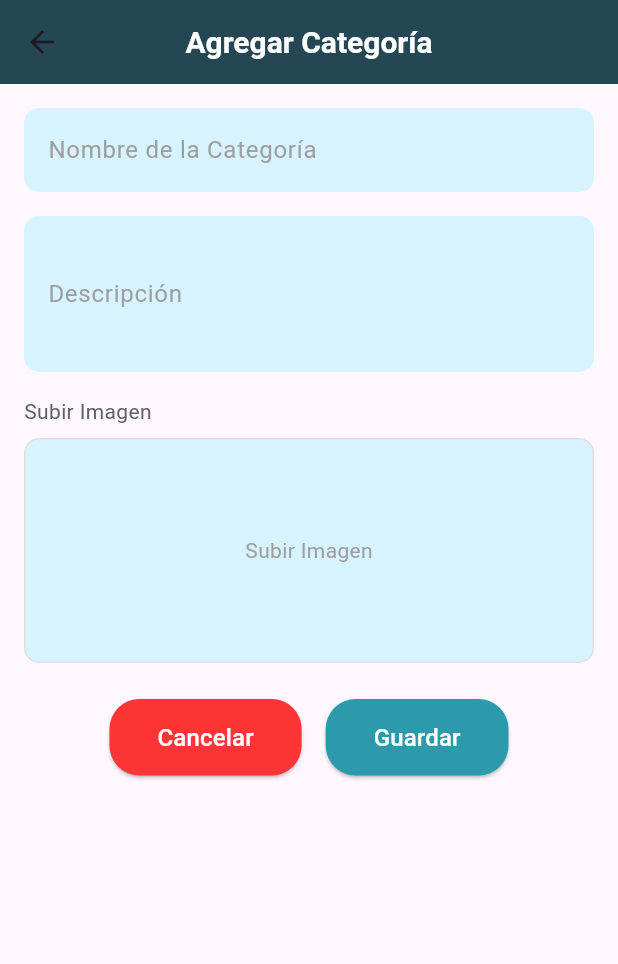
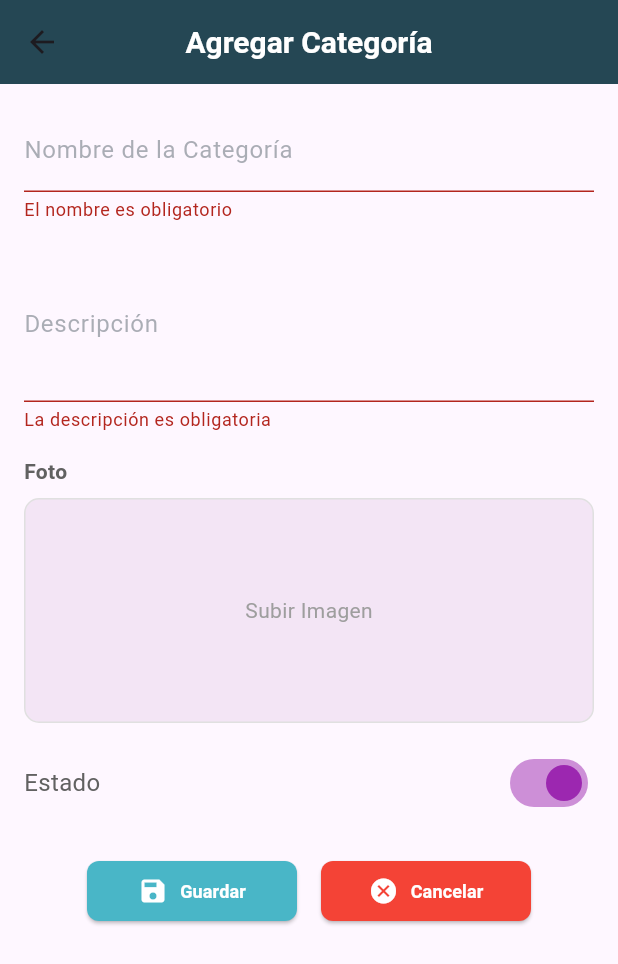
Before and after one commit to NoemiQuintanilla/proyecto_hospital, a Flutter app: the AgregarCategoria screen opened by its route, after a tap on "Guardar", on a phone screen of 412 x 824 dp. Shown: the top 964 px of the screen. Run offline on Flutter 3.47's test engine with Material 3 defaults, Android fonts, the phone set to English and light mode, and no system bars.

Commit message:
realice la vista de la categoria y el formulario para agregar la categoria

```diff
--- a/lib/agregarCategoria.dart
+++ b/lib/agregarCategoria.dart
@@ -1,7 +1,45 @@
 import 'package:flutter/material.dart';
 
 class AgregarCategoria extends StatelessWidget {
-  const AgregarCategoria({super.key});
+  AgregarCategoria({super.key});
+
+  final GlobalKey<FormState> _formKey = GlobalKey<FormState>();
+
+  InputDecoration estilosCampoTexto(String labelText) {
+    return InputDecoration(
+      labelText: labelText,
+      labelStyle: TextStyle(color: Color.fromRGBO(87, 99, 108, 0.5)),
+      enabledBorder: OutlineInputBorder(
+        borderSide: BorderSide(
+          color: Color.fromRGBO(224, 227, 231, 1),
+          width: 2,
+        ),
+      ),
+      focusedBorder: OutlineInputBorder(
+        borderSide: BorderSide(
+          color: Color.fromRGBO(224, 227, 231, 1),
+          width: 2,
+        ),
+      ),
+      floatingLabelStyle: TextStyle(color: Color.fromRGBO(87, 99, 108, 1)),
+    );
+  }
+
+  TextStyle estiloTextoFoto() {
+    return const TextStyle(
+      fontSize: 14,
+      color: Color(0xFF616161),
+      fontWeight: FontWeight.bold, // Opcional: darle más peso al texto
+    );
+  }
+
+  BoxDecoration estiloContenedorFoto() {
+    return BoxDecoration(
+      color: const Color(0xFFF3E5F5),
+      borderRadius: BorderRadius.circular(10),
+      border: Border.all(color: Colors.grey.shade300),
+    );
+  }
 
   @override
   Widget build(BuildContext context) {
@@ -10,63 +48,50 @@ class AgregarCategoria extends StatelessWidget {
         title: const Text("Agregar Categoría"),
         centerTitle: true,
         titleTextStyle: const TextStyle(
-          color: Colors.white, // Color del texto
-          fontSize: 20, // Tamaño de la fuente
-          fontWeight: FontWeight.bold, // Grosor de la fuente
-          fontFamily: 'Roboto', // Familia de la fuente
+          color: Colors.white,
+          fontSize: 20,
+          fontWeight: FontWeight.bold,
+          fontFamily: 'Roboto',
         ),
         backgroundColor: const Color(0xFF254754),
       ),
       body: SingleChildScrollView(
         padding: const EdgeInsets.all(16.0),
+        child: Form(
+          key: _formKey,
           child: Column(
             crossAxisAlignment: CrossAxisAlignment.start,
             children: [
-            const TextField(
-              decoration: InputDecoration(
-                labelText: "Nombre de la Categoría",
-                labelStyle: TextStyle(color: Color(0xFF9E9E9E)),
-                filled: true,
-                fillColor: Color.fromARGB(
-                    255, 215, 243, 255), // Fondo similar al estilo
-                border: OutlineInputBorder(
-                  borderSide: BorderSide.none,
-                  borderRadius: BorderRadius.all(Radius.circular(10)),
-                ),
-              ),
+              TextFormField(
+                decoration: estilosCampoTexto('Nombre de la Categoría'),
+                validator: (value) {
+                  if (value == null || value.isEmpty) {
+                    return 'El nombre es obligatorio';
+                  }
+                  return null;
+                },
               ),
               const SizedBox(height: 16),
-            const TextField(
+              TextFormField(
+                decoration: estilosCampoTexto('Descripción'),
                 maxLines: 3,
-              decoration: InputDecoration(
-                labelText: "Descripción",
-                labelStyle: TextStyle(color: Color(0xFF9E9E9E)),
-                filled: true,
-                fillColor: Color.fromARGB(
-                    255, 215, 243, 255), // Fondo similar al estilo
-                border: OutlineInputBorder(
-                  borderSide: BorderSide.none,
-                  borderRadius: BorderRadius.all(Radius.circular(10)),
-                ),
-              ),
+                validator: (value) {
+                  if (value == null || value.isEmpty) {
+                    return 'La descripción es obligatoria';
+                  }
+                  return null;
+                },
               ),
               const SizedBox(height: 16),
-            const Text(
-              "Subir Imagen",
-              style: TextStyle(
-                fontSize: 14,
-                color: Color(0xFF616161),
-              ),
+              Text(
+                "Foto",
+                style: estiloTextoFoto(),
               ),
               const SizedBox(height: 8),
               Container(
                 height: 150,
                 width: double.infinity,
-              decoration: BoxDecoration(
-                color: const Color.fromARGB(255, 215, 243, 255),
-                borderRadius: BorderRadius.circular(10),
-                border: Border.all(color: Colors.grey.shade300),
-              ),
+                decoration: estiloContenedorFoto(),
                 child: const Center(
                   child: Text(
                     "Subir Imagen",
@@ -74,43 +99,96 @@ class AgregarCategoria extends StatelessWidget {
                   ),
                 ),
               ),
+              const SizedBox(height: 16),
+              Row(
+                mainAxisAlignment: MainAxisAlignment.spaceBetween,
+                children: [
+                  const Text(
+                    "Estado",
+                    style: TextStyle(
+                      fontSize: 16,
+                      color: Color(0xFF616161),
+                    ),
+                  ),
+                  Switch(
+                    value: true,
+                    onChanged: (value) {
+                      // Acción cuando se cambia el estado
+                    },
+                    activeColor: Colors.purple,
+                  ),
+                ],
+              ),
               const SizedBox(height: 24),
               Row(
                 mainAxisAlignment: MainAxisAlignment.center,
                 children: [
-                ElevatedButton(
-                  style: ElevatedButton.styleFrom(
-                    backgroundColor: const Color(0xFFfe3435),
-                    padding: const EdgeInsets.symmetric(
-                        vertical: 14, horizontal: 32), // Tamaño del botón
-                    shape: RoundedRectangleBorder(
-                      borderRadius: BorderRadius.circular(20),
+                  SizedBox(
+                    width: 140,
+                    child: ElevatedButton(
+                      onPressed: () {
+                        if (_formKey.currentState!.validate()) {
+                          // Guardar datos del formulario
+                          ScaffoldMessenger.of(context).showSnackBar(
+                            const SnackBar(
+                              content: Text("Datos guardados correctamente"),
+                            ),
+                          );
+                        }
+                      },
+                      child: Row(
+                        mainAxisAlignment: MainAxisAlignment.center,
+                        children: const [
+                          Icon(Icons.save, color: Colors.white, size: 20),
+                          SizedBox(width: 8),
+                          Text(
+                            "Guardar",
+                            style: TextStyle(
+                              color: Colors.white,
+                              fontSize: 12,
+                              fontWeight: FontWeight.w600,
                             ),
                           ),
-                  onPressed: () {
-                    Navigator.pop(context); // Acción al cancelar
-                  },
-                  child: const Text(
-                    "Cancelar",
-                    style: TextStyle(fontSize: 16, color: Colors.white),
+                        ],
+                      ),
+                      style: ElevatedButton.styleFrom(
+                        backgroundColor: Color.fromRGBO(73, 182, 199, 1),
+                        shape: RoundedRectangleBorder(
+                          borderRadius: BorderRadius.circular(8),
+                        ),
+                        padding: const EdgeInsets.symmetric(vertical: 8),
                       ),
                     ),
-                const SizedBox(width: 16), // Espacio entre los botones
-                ElevatedButton(
-                  style: ElevatedButton.styleFrom(
-                    backgroundColor: const Color(0xFF2c9aab),
-                    padding: const EdgeInsets.symmetric(
-                        vertical: 14, horizontal: 32), // Tamaño del botón
-                    shape: RoundedRectangleBorder(
-                      borderRadius: BorderRadius.circular(20),
+                  ),
+                  const SizedBox(width: 16),
+                  SizedBox(
+                    width: 140,
+                    child: ElevatedButton(
+                      onPressed: () {
+                        Navigator.pop(context);
+                      },
+                      child: Row(
+                        mainAxisAlignment: MainAxisAlignment.center,
+                        children: const [
+                          Icon(Icons.cancel, color: Colors.white, size: 20),
+                          SizedBox(width: 8),
+                          Text(
+                            "Cancelar",
+                            style: TextStyle(
+                              color: Colors.white,
+                              fontSize: 12,
+                              fontWeight: FontWeight.w600,
                             ),
                           ),
-                  onPressed: () {
-                    // Acción al guardar la categoría
-                  },
-                  child: const Text(
-                    "Guardar",
-                    style: TextStyle(fontSize: 16, color: Colors.white),
+                        ],
+                      ),
+                      style: ElevatedButton.styleFrom(
+                        backgroundColor: Colors.red,
+                        shape: RoundedRectangleBorder(
+                          borderRadius: BorderRadius.circular(8),
+                        ),
+                        padding: const EdgeInsets.symmetric(vertical: 8),
+                      ),
                     ),
                   ),
                 ],
@@ -118,6 +196,7 @@ class AgregarCategoria extends StatelessWidget {
             ],
           ),
         ),
+      ),
     );
   }
 }
--- a/lib/vistaCategorias.dart
+++ b/lib/vistaCategorias.dart
@@ -22,23 +22,57 @@ class VistaCategorias extends StatelessWidget {
         child: Column(
           children: [
             // Buscador (TextField)
-            TextField(
-              decoration: InputDecoration(
-                labelText: 'Buscar categoría',
-                prefixIcon: const Icon(Icons.search),
-                border: OutlineInputBorder(
-                  borderRadius: BorderRadius.circular(10),
-                  borderSide: const BorderSide(color: Color(0xFF49b6c7)),
-                ),
-                focusedBorder: OutlineInputBorder(
-                  borderRadius: BorderRadius.circular(10),
-                  borderSide: const BorderSide(color: Color(0xFF49b6c7)),
-                ),
+            Padding(
+              padding: EdgeInsets.symmetric(vertical: 10),
+              child: Row(
+                mainAxisAlignment: MainAxisAlignment.center,
+                children: [
+                  SizedBox(
+                    height: 45,
+                    width: 300,
+                    child: TextField(
+                      textCapitalization: TextCapitalization.words,
+                      autocorrect: true,
+                      cursorColor: Color.fromARGB(255, 105, 103, 103),
+                      decoration: InputDecoration(
+                        fillColor: Color.fromRGBO(216, 242, 245, 1),
+                        filled: true,
+                        enabledBorder: OutlineInputBorder(
+                          borderSide: BorderSide.none,
+                        ),
+                        hintText: 'Buscar medicina ...',
+                        hintStyle: TextStyle(
+                          color: Color.fromRGBO(87, 99, 108, 0.5),
+                          fontSize: 14,
+                        ),
+                        focusedBorder: OutlineInputBorder(
+                          borderSide: BorderSide.none,
+                        ),
+                      ),
+                    ),
+                  ),
+                  Padding(
+                    padding: EdgeInsets.only(left: 20),
+                    child: Material(
+                      color: Color.fromRGBO(37, 71, 84, 1),
+                      shape: RoundedRectangleBorder(
+                        borderRadius: BorderRadius.circular(8),
+                      ),
+                      child: SizedBox(
+                        height: 40,
+                        width: 40,
+                        child: IconButton(
+                          icon: Icon(Icons.search_sharp,
+                              size: 24, color: Colors.white),
+                          onPressed: () {
+                            // Acción para buscar medicinas (aún no implementada)
+                          },
+                        ),
+                      ),
+                    ),
+                  ),
+                ],
               ),
-              onChanged: (text) {
-                // Aquí agregarías la lógica para filtrar las tarjetas
-                // con base en el texto ingresado en el buscador
-              },
             ),
             const SizedBox(height: 16), // Espacio entre el buscador y la lista
             Expanded(
@@ -107,8 +141,7 @@ class VistaCategorias extends StatelessWidget {
       shape: RoundedRectangleBorder(
         borderRadius: BorderRadius.circular(10), // Bordes redondeados
       ),
-      color: const Color.fromARGB(
-          255, 215, 243, 255), // Color de fondo de la tarjeta
+      color: Color.fromRGBO(216, 242, 245, 1), // Color de fondo de la tarjeta
       child: ListTile(
         onTap: () {
           Navigator.pushNamed(context, routeName); // Navegación a otra ruta
--- a/lib/vistaMedicinas.dart
+++ b/lib/vistaMedicinas.dart
@@ -11,7 +11,8 @@ class MedicineList extends StatefulWidget {
 }
 
 class _MedicineListState extends State<MedicineList> {
-  List<Map<String, dynamic>> _medicines = []; // Lista de medicamentos de ejemplo
+  List<Map<String, dynamic>> _medicines =
+      []; // Lista de medicamentos de ejemplo
   bool isLoading = false;
 
   @override
@@ -69,11 +70,6 @@ class _MedicineListState extends State<MedicineList> {
         margin: EdgeInsets.symmetric(vertical: 10),
         decoration: BoxDecoration(
           color: Color.fromRGBO(241, 244, 249, 0.5),
-          border: Border(
-            top: BorderSide(
-              color: Color.fromRGBO(30, 31, 32, 0.5),
-            ),
-          ),
         ),
         child: Column(
           children: [
@@ -118,7 +114,8 @@ class _MedicineListState extends State<MedicineList> {
                         height: 40,
                         width: 40,
                         child: IconButton(
-                          icon: Icon(Icons.search_sharp, size: 24, color: Colors.white),
+                          icon: Icon(Icons.search_sharp,
+                              size: 24, color: Colors.white),
                           onPressed: () {
                             // Acción para buscar medicinas (aún no implementada)
                           },
@@ -140,7 +137,8 @@ class _MedicineListState extends State<MedicineList> {
                           itemBuilder: (context, index) {
                             var medicine = _medicines[index];
                             return Padding(
-                              padding: EdgeInsets.symmetric(horizontal: 10, vertical: 5),
+                              padding: EdgeInsets.symmetric(
+                                  horizontal: 10, vertical: 5),
                               child: Card(
                                 elevation: 3, // Añadir sombra a la tarjeta
                                 color: Color.fromRGBO(216, 242, 245, 1),
@@ -154,11 +152,14 @@ class _MedicineListState extends State<MedicineList> {
                                     alignment: Alignment.centerLeft,
                                     child: Text(
                                       medicine['name'],
-                                      style: TextStyle(fontSize: 16, fontWeight: FontWeight.w600),
+                                      style: TextStyle(
+                                          fontSize: 16,
+                                          fontWeight: FontWeight.w600),
                                     ),
                                   ),
                                   subtitle: Column(
-                                    crossAxisAlignment: CrossAxisAlignment.start,
+                                    crossAxisAlignment:
+                                        CrossAxisAlignment.start,
                                     children: [
                                       Text(
                                         "Descripción: ${medicine['description']}",
@@ -181,13 +182,15 @@ class _MedicineListState extends State<MedicineList> {
                                     child: Row(
                                       children: [
                                         IconButton(
-                                          icon: Icon(Icons.edit, color: Colors.amber, size: 30),
+                                          icon: Icon(Icons.edit,
+                                              color: Colors.amber, size: 30),
                                           onPressed: () {
                                             // Acción para editar
                                           },
                                         ),
                                         IconButton(
-                                          icon: Icon(Icons.delete, color: Colors.red, size: 30),
+                                          icon: Icon(Icons.delete,
+                                              color: Colors.red, size: 30),
                                           onPressed: () {
                                             // Acción para eliminar
                                           },
```
Lines whose indentation alone changed are shown as unchanged.
